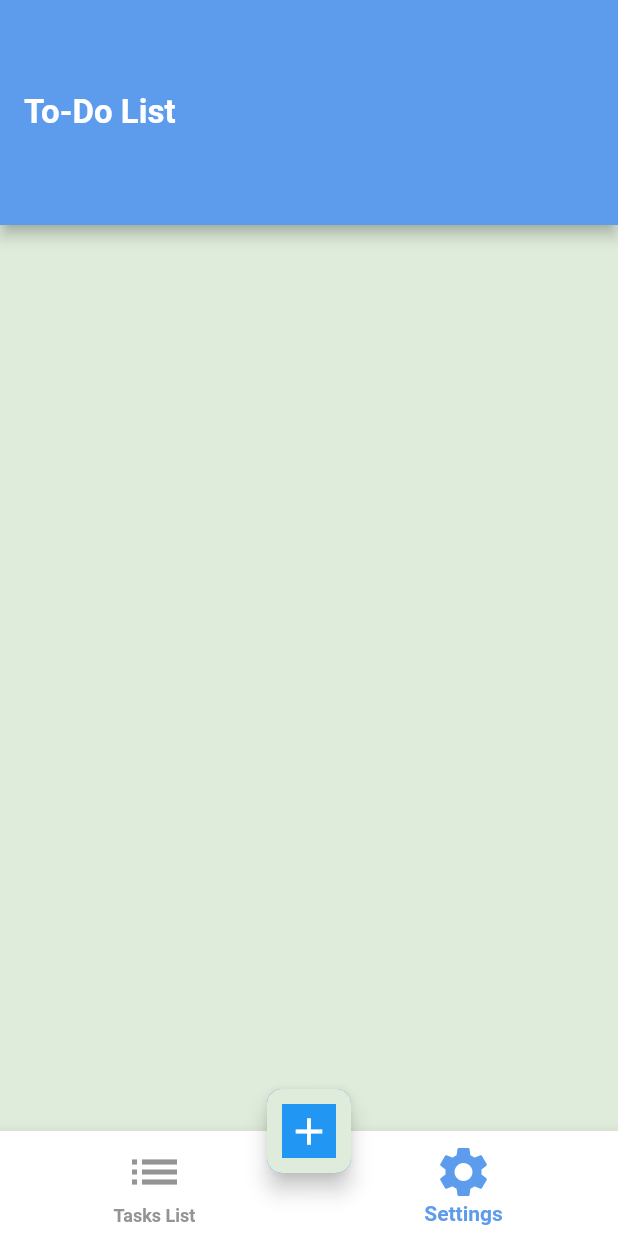
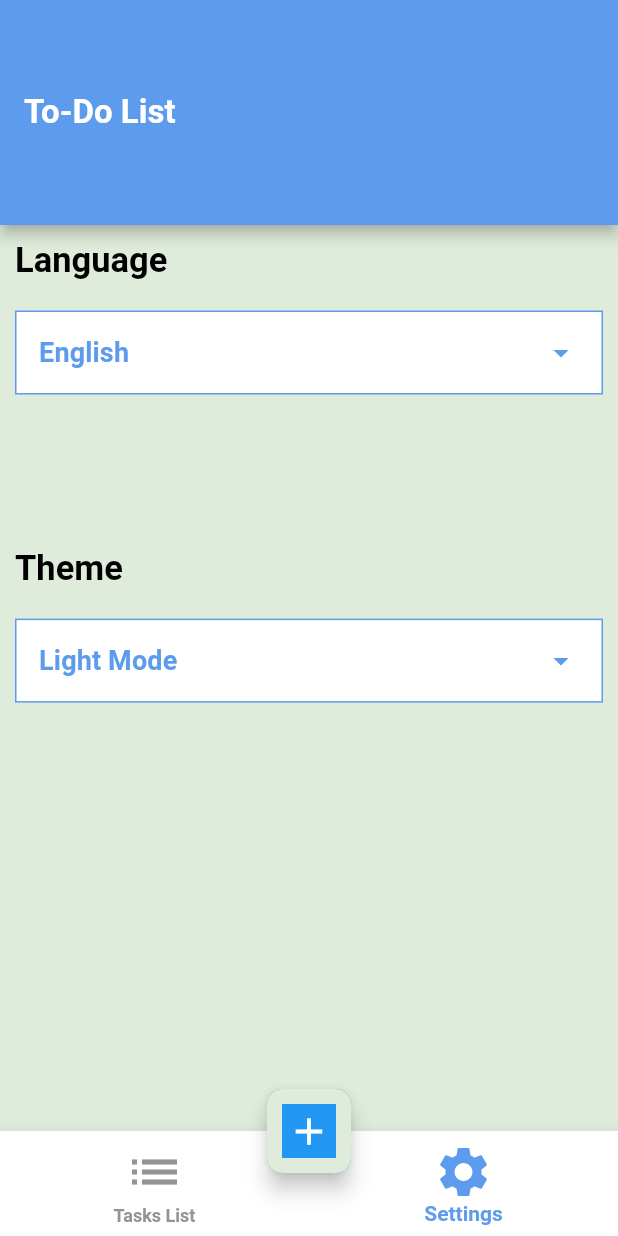
Before and after one commit to Mohamedfouadelabd/todo_app, a Flutter app: the screen it shows after launch, item 2 of the bottom bar chosen, on a phone screen of 412 x 824 dp. Run offline on Flutter 3.47's test engine with Material 2 defaults, Android fonts, the phone set to English and light mode, and no system bars; our stand-ins replace calendar_timeline, cloud_firestore, firebase_core, flutter_slidable, shared_preferences; accounts and stored records are empty; generated files the repository leaves out were written again.

Commit message:
firebase_function

```diff
--- a/lib/Homescreen/bottom_sheet.dart
+++ b/lib/Homescreen/bottom_sheet.dart
@@ -57,6 +57,9 @@ if(provider.tasklist.isEmpty){
                       },
                       decoration: InputDecoration(
                         hintText: AppLocalizations.of(context)!.task_hint,
+                        hintStyle:Theme.of(context).textTheme.bodySmall!.copyWith(
+
+                        ),
                         border: OutlineInputBorder(),
                       ),
                     ),
@@ -79,6 +82,7 @@ if(provider.tasklist.isEmpty){
                       maxLines: 3,
                       decoration: InputDecoration(
                         hintText: 'Enter your description...',
+                        hintStyle:Theme.of(context).textTheme.bodySmall,
                         border: OutlineInputBorder(),
                       ),
                     ),
--- a/lib/Settingstap/settings_tap.dart
+++ b/lib/Settingstap/settings_tap.dart
@@ -1,12 +1,105 @@
+import 'package:flutter/material.dart';
+import 'package:flutter_gen/gen_l10n/app_localizations.dart';
+import 'package:todo_app/Settingstap/language_sheet.dart';
+import 'package:todo_app/Settingstap/theme_sheet.dart';
+import 'package:todo_app/Theme/my_theme.dart';
 
-
-import 'package:flutter/material.dart';
-
-class SettingTap extends StatelessWidget {
+class SettingTap extends StatefulWidget {
   const SettingTap({super.key});
 
   @override
+  State<SettingTap> createState() => _SettingTapState();
+}
+
+class _SettingTapState extends State<SettingTap> {
+  @override
   Widget build(BuildContext context) {
-    return Container();
+    return Scaffold(
+      body: Column(
+        crossAxisAlignment: CrossAxisAlignment.start,
+        children: [
+          Padding(
+            padding: const EdgeInsets.all(10),
+            child: Text(AppLocalizations.of(context)!.language,
+                style: Theme.of(context).textTheme.bodyLarge),
+          ),
+          InkWell(
+            onTap: () {
+              showLanguage();
+            },
+            child: Container(
+              margin: EdgeInsets.all(10),
+              padding: EdgeInsets.all(15),
+              decoration: BoxDecoration(
+                  border: Border.all(color: MyTheme.primary),
+                  color: MyTheme.white),
+              child: Row(
+                mainAxisAlignment: MainAxisAlignment.spaceBetween,
+                children: [
+                  Text(
+                    AppLocalizations.of(context)!.english,
+                    style: Theme.of(context).textTheme.titleSmall,
+                  ),
+                  Icon(
+                    Icons.arrow_drop_down,
+                    color: MyTheme.primary,
+                  ),
+                ],
+              ),
+            ),
+          ),
+          SizedBox(
+            height: MediaQuery.of(context).size.height * 0.1,
+          ),
+          Padding(
+            padding: const EdgeInsets.all(10),
+            child: Text(AppLocalizations.of(context)!.theme,
+                style: Theme.of(context).textTheme.bodyLarge),
+          ),
+          InkWell(
+            onTap: () {
+              showTheme();
+            },
+            child: Container(
+              margin: EdgeInsets.all(10),
+              padding: EdgeInsets.all(15),
+              decoration: BoxDecoration(
+                  border: Border.all(color: MyTheme.primary),
+                  color: MyTheme.white),
+              child: Row(
+                mainAxisAlignment: MainAxisAlignment.spaceBetween,
+                children: [
+                  Text(
+                    AppLocalizations.of(context)!.light_mode,
+                    style: Theme.of(context).textTheme.titleSmall,
+                  ),
+                  Icon(
+                    Icons.arrow_drop_down,
+                    color: MyTheme.primary,
+                  ),
+                ],
+              ),
+            ),
+          ),
+        ],
+      ),
+    );
+  }
+
+  void showLanguage() {
+    showModalBottomSheet(context: context, builder:(context) {
+      return LanguageSheet();
+    },);
+
+
+  }
+
+  void showTheme() {
+
+    showModalBottomSheet(context: context, builder:(context) {
+      return ThemeSheet();
+
+    },
+    );
   }
 }
--- a/lib/Tasklist/edit_task_screen.dart
+++ b/lib/Tasklist/edit_task_screen.dart
@@ -79,7 +79,7 @@ DateTime selectedDate = DateTime.now();
                    margin: EdgeInsets.all(4),
                    child: TextFormField(
             controller: titelcontroller,
-
+                     style: Theme.of(context).textTheme.bodySmall,
 
                      validator: (text) {
                        if (text == null || text.trim().isEmpty) {
@@ -88,7 +88,7 @@ DateTime selectedDate = DateTime.now();
                        return null;
                      },
                      decoration: InputDecoration(
-                       hintText: AppLocalizations.of(context)!.task_hint,
+
                        border: OutlineInputBorder(),
                      ),
                    ),
@@ -102,6 +102,7 @@ DateTime selectedDate = DateTime.now();
                    margin: EdgeInsets.all(4),
                    child: TextFormField(
                     controller:  descontroller,
+                     style: Theme.of(context).textTheme.bodySmall,
                      validator: (text) {
                        if (text == null || text.trim().isEmpty) {
                          return 'Please enter your description';
@@ -110,7 +111,8 @@ DateTime selectedDate = DateTime.now();
                      },
                      maxLines: 3,
                      decoration: InputDecoration(
-                       hintText: 'Enter your description...',
+
+
                        border: OutlineInputBorder(),
                      ),
                    ),
--- a/lib/Tasklist/task_item.dart
+++ b/lib/Tasklist/task_item.dart
@@ -104,7 +104,7 @@ class _TaskItemState extends State<TaskItem> {
                         padding: EdgeInsets.all(8.0),
                         child: Text(
                           widget.task.description ?? "",
-                          style: Theme.of(context).textTheme.bodySmall,
+                          style: Theme.of(context).textTheme.bodyMedium,
                         ),
                       ),
                     ],
--- a/lib/Theme/my_theme.dart
+++ b/lib/Theme/my_theme.dart
@@ -48,6 +48,12 @@ bodyLarge:TextStyle(
   fontWeight: FontWeight.bold,
   color: MyTheme.black,
 ),
+titleSmall: TextStyle(
+  fontSize: 18,
+  fontWeight: FontWeight.bold,
+  color: MyTheme.primary,
+),
+
 )
 
 
@@ -77,6 +83,11 @@ static ThemeData darktheme=ThemeData(
     ),
       scaffoldBackgroundColor: primarydark,
     textTheme: TextTheme(
+      titleSmall: TextStyle(
+        fontSize: 20,
+        fontWeight: FontWeight.bold,
+        color: MyTheme.primary,
+      ),
       bodySmall: TextStyle(
         fontSize: 18,
         fontWeight: FontWeight.bold,
```
Also changed, not shown: lib/Settingstap/language_sheet.dart (added, +91 -0 lines), lib/Settingstap/theme_sheet.dart (added, +79 -0 lines), assets/images/@2x/SIGN IN – 1@2x.png (added), assets/images/SIGN IN – 1@3x.png (added), assets/images/SIGN IN.png (added).
